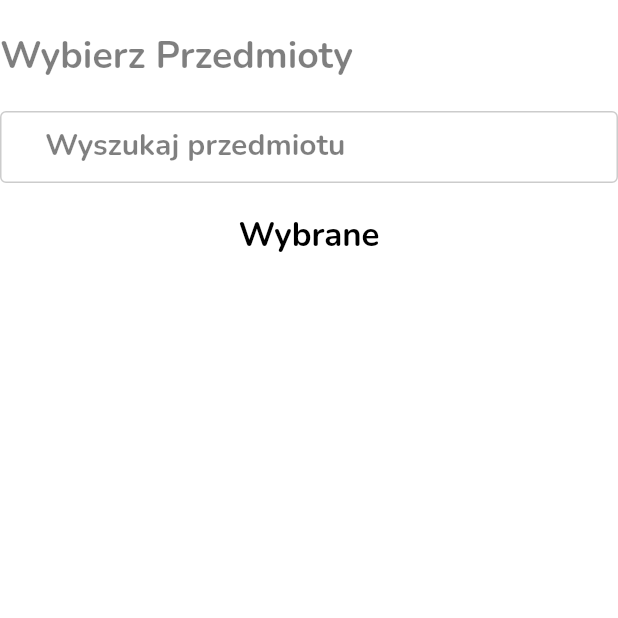
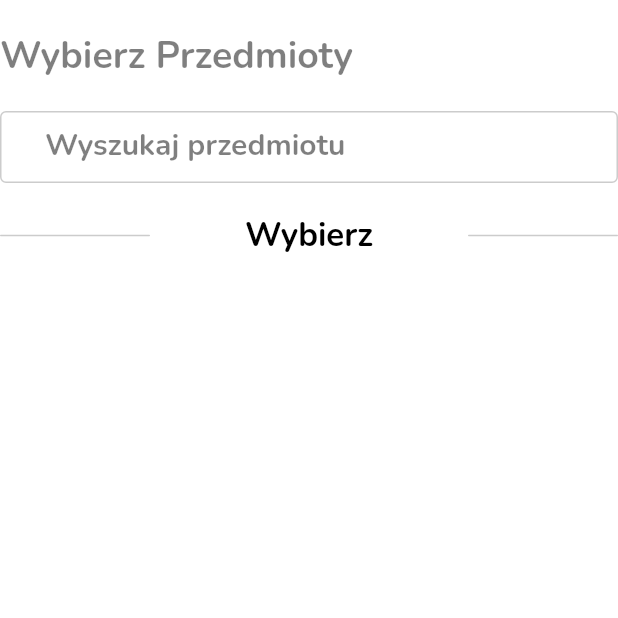
Before and after one commit to str000/RecycleLab, a Flutter app: the ChooseItems screen opened directly, on a phone screen of 412 x 824 dp, the top half of it. Run offline on Flutter 3.47's test engine with Material 2 defaults, Android fonts, the phone set to English and light mode, and no system bars; our stand-ins replace double_back_to_close_app, firebase_auth, firebase_core, firebase_database, firebase_storage, flutter_slidable and 3 more; missing offline and left inert: snapping_sheet; accounts and stored records are empty.

```diff
--- a/lib/pages/creator/choose_items.dart
+++ b/lib/pages/creator/choose_items.dart
@@ -30,8 +30,6 @@ class _ChooseItems extends State<ChooseItems> {
   add(String name) {
     if (selectedItems.contains(name) == false) {
       selectedItems.add(name);
-    } else {
-      print("pow");
     }
   }
 
@@ -173,9 +171,35 @@ class _ChooseItems extends State<ChooseItems> {
                           );
                         },
                       ),
-                      const Text(
-                        'Wybrane',
-                        style: documentsText,
+                      Row(
+                        mainAxisAlignment: MainAxisAlignment.spaceBetween,
+                        children: [
+                          Container(
+                            height: 1,
+                            width: 100,
+                            decoration: BoxDecoration(
+                              borderRadius: BorderRadius.circular(2),
+                              color: quarterBlackcolor,
+                            ),
+                          ),
+                          selectedItems.isEmpty
+                              ? const Text(
+                                  'Wybierz',
+                                  style: documentsText,
+                                )
+                              : const Text(
+                                  'Wybrane',
+                                  style: documentsText,
+                                ),
+                          Container(
+                            height: 1,
+                            width: 100,
+                            decoration: BoxDecoration(
+                              borderRadius: BorderRadius.circular(2),
+                              color: quarterBlackcolor,
+                            ),
+                          ),
+                        ],
                       ),
                       const SizedBox(height: 20),
                       ListView.builder(
```
Also changed, not shown: lib/pages/creator/choose_tools.dart (+67 -17 lines).
